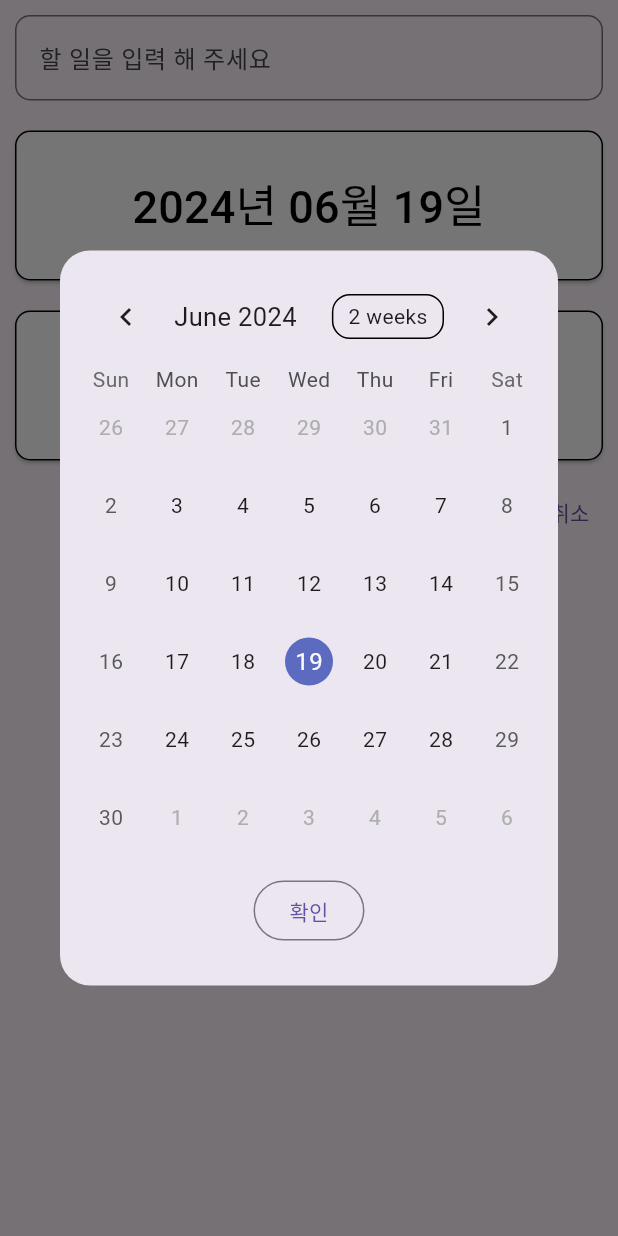
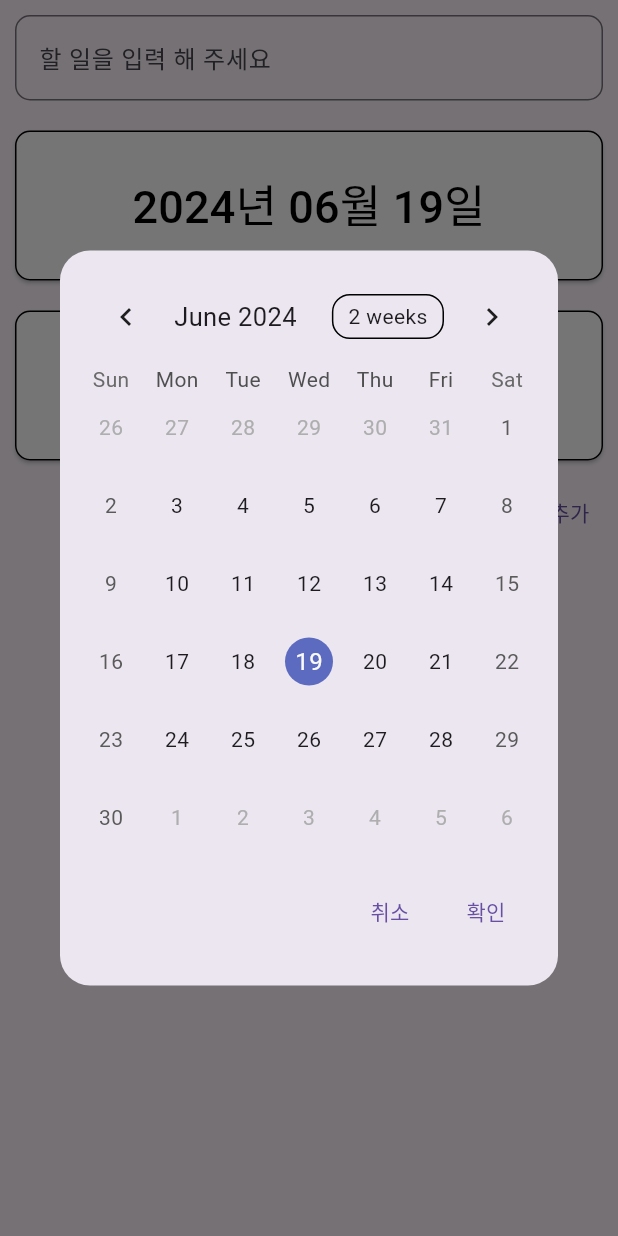
Before and after one commit to HyeontaeLim/to_do_list, a Flutter app: the AddMemoForm widget shown alone on an empty page, opened directly with empty values, after a tap on an icon or button, on a phone screen of 412 x 824 dp. Run offline on Flutter 3.47's test engine with Material 3 defaults, Android fonts, the phone set to English and light mode, and no system bars; drawn by our look-alikes of table_calendar; our stand-ins replace shared_preferences; missing offline and left inert: dart:ffi; accounts and stored records are empty; network calls fail.

Commit message:
위젯 리팩토링

```diff
--- /dev/null
+++ b/lib/date_time-selector_btn.dart
@@ -0,0 +1,40 @@
+import 'package:flutter/cupertino.dart';
+import 'package:flutter/material.dart';
+import 'package:intl/intl.dart';
+
+class DateTimeSelectorBtn extends StatefulWidget {
+  final VoidCallback dialog;
+  final String text;
+
+  const DateTimeSelectorBtn({
+    required this.dialog,
+    required this.text,
+    super.key});
+
+  @override
+  State<DateTimeSelectorBtn> createState() => _DateTimeSelectorBtnState();
+}
+
+class _DateTimeSelectorBtnState extends State<DateTimeSelectorBtn> {
+  @override
+  Widget build(BuildContext context) {
+    return Container(
+      margin: EdgeInsets.fromLTRB(10, 10, 10, 10),
+      width: double.infinity,
+      height: 100,
+      child: ElevatedButton(
+          style: ElevatedButton.styleFrom(
+              side: BorderSide(color: Colors.black),
+              backgroundColor: Colors.white,
+              shape: RoundedRectangleBorder(
+                  borderRadius: BorderRadius.circular(10))),
+          onPressed: widget.dialog,
+          child: Text(
+              style: TextStyle(
+                fontSize: 30,
+                color: Colors.black,
+              ),
+              widget.text)),
+    );
+  }
+}
--- a/lib/main_page.dart
+++ b/lib/main_page.dart
@@ -68,6 +68,7 @@ class _MainPageState extends State<MainPage> {
     ];
 
     return Scaffold(
+      resizeToAvoidBottomInset: false,
       floatingActionButton: _widgetIndex == 0
           ? FloatingActionButton(
               child: Icon(Icons.add),
--- a/lib/memo_form.dart
+++ b/lib/memo_form.dart
@@ -6,23 +6,22 @@ import 'package:intl/intl.dart';
 import 'package:shared_preferences/shared_preferences.dart';
 import 'package:table_calendar/table_calendar.dart';
 import 'package:to_do_list_project/ValidationResult.dart';
+import 'package:to_do_list_project/date_time-selector_btn.dart';
 
 import 'memo.dart';
 
 class MemoForm extends StatefulWidget {
-
   final List<Memo> list;
-  final Function() getMemoList;
-  final Function(int) setWidgetIndex;
+  final void Function() getMemoList;
+  final void Function(int) setWidgetIndex;
   final Future<Response> Function(String?, String, DateTime) httpRequest;
   final DateTime initSelectedDay;
   final TimeOfDay initSelectedTime;
   final TextEditingController initInputData;
   final String confirmText;
 
-
-  const MemoForm({
-    required this.list,
+  const MemoForm(
+      {required this.list,
       required this.getMemoList,
       required this.setWidgetIndex,
       required this.httpRequest,
@@ -67,128 +66,27 @@ class _MemoFormState extends State<MemoForm> {
                     OutlineInputBorder(borderRadius: BorderRadius.circular(10)),
               ),
             )),
-        Container(
-          margin: EdgeInsets.fromLTRB(10, 10, 10, 10),
-          width: double.infinity,
-          height: 100,
-          child: ElevatedButton(
-              style: ElevatedButton.styleFrom(
-                  side: BorderSide(color: Colors.black),
-                  backgroundColor: Colors.white,
-                  shape: RoundedRectangleBorder(
-                      borderRadius: BorderRadius.circular(10))),
-              onPressed: () async{
-                DateTime? selectedDate = await showDialog(
-                    context: context,
-                    builder: (BuildContext context) {
-                      DateTime selectedDate = _selectedDay;
-                      return StatefulBuilder(
-                        builder: (context, setState) {
-                          return Dialog(
-                            shape: RoundedRectangleBorder(
-                              borderRadius: BorderRadius.circular(20),
-                            ),
-                            child: SizedBox(
-                              height: 490,
-                              child: Column(
-                                children: [
-                                  Padding(
-                                    padding: const EdgeInsets.all(12),
-                                    child: TableCalendar(
-                                        focusedDay: selectedDate,
-                                        firstDay: _today
-                                            .subtract(Duration(days: 365)),
-                                        lastDay:
-                                        _today.add(Duration(days: 365 * 5)),
-                                        selectedDayPredicate: (day) {
-                                          return isSameDay(selectedDate, day);
-                                        },
-                                        onDaySelected: (DateTime selectedDay,
-                                            DateTime focusedDay) {
-                                          setState(() {
-                                            selectedDate = DateTime(
-                                                selectedDay.year,
-                                                selectedDay.month,
-                                                selectedDay.day,
-                                                _selectedDay.hour,
-                                                _selectedDay.minute);
-                                          });
-                                        }),
-                                  ),
-                                  OutlinedButton(
-                                      onPressed: () {
-                                        Navigator.of(context).pop(selectedDate);
-                                      },
-                                      child: Text('확인'))
-                                ],
-                              ),
-                            ),
-                          );
-                        },
-                      );
-                    });
-                if(selectedDate != null){
-                  setState(() {
-                    _selectedDay = selectedDate;
-                  });}
-              },
-              child: Text(
-                  style: TextStyle(
-                    fontSize: 30,
-                    color: Colors.black,
-                  ),
-                  DateFormat('yyyy년 MM월 dd일').format(_selectedDay))),
-        ),
-        Container(
-          margin: EdgeInsets.fromLTRB(10, 10, 10, 10),
-          width: double.infinity,
-          height: 100,
-          child: ElevatedButton(
-              style: ElevatedButton.styleFrom(
-                  side: BorderSide(color: Colors.black),
-                  backgroundColor: Colors.white,
-                  shape: RoundedRectangleBorder(
-                      borderRadius: BorderRadius.circular(10))),
-              onPressed: () async {
-                TimeOfDay? pickedTime = await showDialog(
-                    context: context,
-                    builder: (BuildContext context) {
-                      return TimePickerDialog(
-                        initialTime: _selectedTime,
-                        cancelText: '취소',
-                        confirmText: '확인',
-                        hourLabelText: '시간',
-                        minuteLabelText: '분',
-                        helpText: '시간',
-                      );
-                    });
-                setState(() {
-                  if (pickedTime != null) {
-                    _selectedTime = pickedTime;
-                  }
-                  _selectedDay = DateTime(
-                      _selectedDay.year,
-                      _selectedDay.month,
-                      _selectedDay.day,
-                      _selectedTime.hour,
-                      _selectedTime.minute);
-                });
-              },
-              child: Text(
-                  style: TextStyle(
-                    fontSize: 30,
-                    color: Colors.black,
-                  ),
-                  DateFormat('HH시 mm분').format(_selectedDay))),
-        ),
+        DateTimeSelectorBtn(
+            dialog: showDateDialog,
+            text: DateFormat("yyyy년 MM월 dd일").format(_selectedDay)),
+        DateTimeSelectorBtn(
+            dialog: showTimeDialog,
+            text: DateFormat("HH시 mm분").format(_selectedDay)),
         Row(
           mainAxisAlignment: MainAxisAlignment.end,
           children: [
             TextButton(
+              onPressed: () {
+                widget.setWidgetIndex(0);
+              },
+              child: Text('취소'),
+            ),
+            TextButton(
               onPressed: () async {
                 var store = await SharedPreferences.getInstance();
                 String? jSessionId = store.getString('JSESSIONID');
-                var response = await widget.httpRequest(jSessionId, _inputData.text, _selectedDay);
+                var response = await widget.httpRequest(
+                    jSessionId, _inputData.text, _selectedDay);
                 if (response.statusCode == 200) {
                   setState(() {
                     _errors.clear();
@@ -227,15 +125,96 @@ class _MemoFormState extends State<MemoForm> {
               },
               child: Text(widget.confirmText),
             ),
-            TextButton(
-              onPressed: () {
-                widget.setWidgetIndex(0);
-              },
-              child: Text('취소'),
-            ),
           ],
         )
       ],
     );
   }
+
+  void showDateDialog() async {
+    DateTime? selectedDate = await showDialog(
+        context: context,
+        builder: (BuildContext context) {
+          DateTime selectedDate = _selectedDay;
+          return StatefulBuilder(
+            builder: (context, setState) {
+              return Dialog(
+                shape: RoundedRectangleBorder(
+                  borderRadius: BorderRadius.circular(20),
+                ),
+                child: SizedBox(
+                  height: 490,
+                  child: Column(
+                    children: [
+                      Padding(
+                        padding: const EdgeInsets.all(12),
+                        child: TableCalendar(
+                            focusedDay: selectedDate,
+                            firstDay: _today.subtract(Duration(days: 365)),
+                            lastDay: _today.add(Duration(days: 365 * 5)),
+                            selectedDayPredicate: (day) {
+                              return isSameDay(selectedDate, day);
+                            },
+                            onDaySelected:
+                                (DateTime selectedDay, DateTime focusedDay) {
+                              setState(() {
+                                selectedDate = DateTime(
+                                    selectedDay.year,
+                                    selectedDay.month,
+                                    selectedDay.day,
+                                    _selectedDay.hour,
+                                    _selectedDay.minute);
+                              });
+                            }),
+                      ),
+                      Padding(
+                        padding: const EdgeInsets.only(right: 16),
+                        child: Row(
+                          mainAxisAlignment: MainAxisAlignment.end,
+                          children: [
+                            TextButton(
+                                onPressed: () => Navigator.pop(context),
+                                child: Text('취소')),
+                            TextButton(
+                                onPressed: () =>
+                                    Navigator.of(context).pop(selectedDate),
+                                child: Text('확인')),
+                          ],
+                        ),
+                      )
+                    ],
+                  ),
+                ),
+              );
+            },
+          );
+        });
+    if (selectedDate != null) {
+      setState(() {
+        _selectedDay = selectedDate;
+      });
     }
+  }
+
+  void showTimeDialog() async {
+    TimeOfDay? pickedTime = await showDialog(
+        context: context,
+        builder: (BuildContext context) {
+          return TimePickerDialog(
+            initialTime: _selectedTime,
+            cancelText: '취소',
+            confirmText: '확인',
+            hourLabelText: '시간',
+            minuteLabelText: '분',
+            helpText: '시간',
+          );
+        });
+    setState(() {
+      if (pickedTime != null) {
+        _selectedTime = pickedTime;
+      }
+      _selectedDay = DateTime(_selectedDay.year, _selectedDay.month,
+          _selectedDay.day, _selectedTime.hour, _selectedTime.minute);
+    });
+  }
+}
--- a/lib/to_do_list_page.dart
+++ b/lib/to_do_list_page.dart
@@ -131,7 +131,6 @@ class _ToDoListPageState extends State<ToDoListPage> {
                 ),
               ),
             ));
-
       });
   }
 }
```
Also changed, not shown: lib/addMemoForm.dart (+2 -6 lines), lib/correctMemoForm.dart (+1 -6 lines), lib/loginPage.dart (line endings or trailing spaces). Lines whose indentation alone changed are shown as unchanged.
